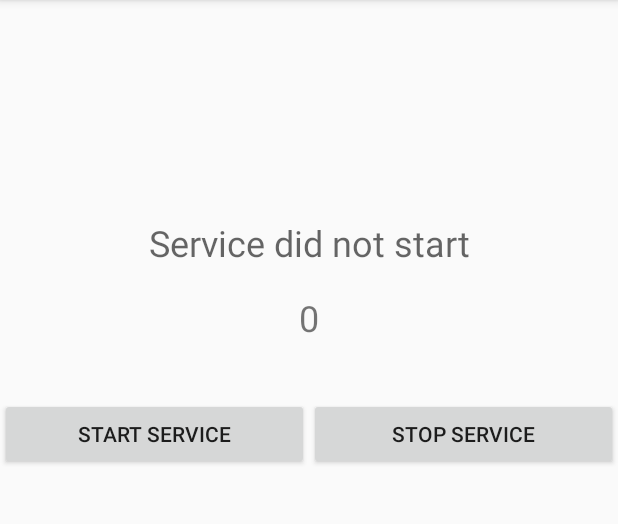
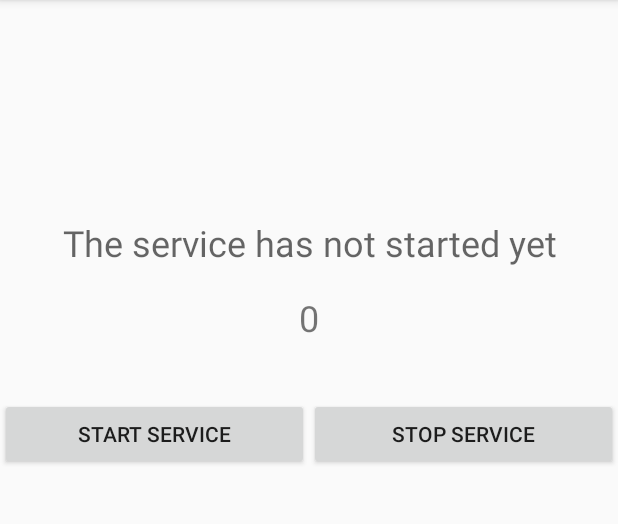
Before and after one commit to viktimolog/ServiceCounter, an Android app: the screen it shows after launch (MainActivity), on a phone screen of 412 x 824 dp, the part 84-608 px from its top. Run offline under Robolectric (Android 15) with nearby library versions, the phone set to English and light mode, and no system bars.

Commit message:
Fix item do not start service in strings

```diff
--- a/app/src/main/res/values/strings.xml
+++ b/app/src/main/res/values/strings.xml
@@ -2,6 +2,6 @@
     <string name="app_name">ServiceCounter</string>
     <string name="btnStartService">Start service</string>
     <string name="btnStopService">Stop service</string>
-    <string name="LastLaunching">Service did not start</string>
+    <string name="LastLaunching">The service has not started yet</string>
     <string name="ValueСounter">Value counter</string>
 </resources>
```
